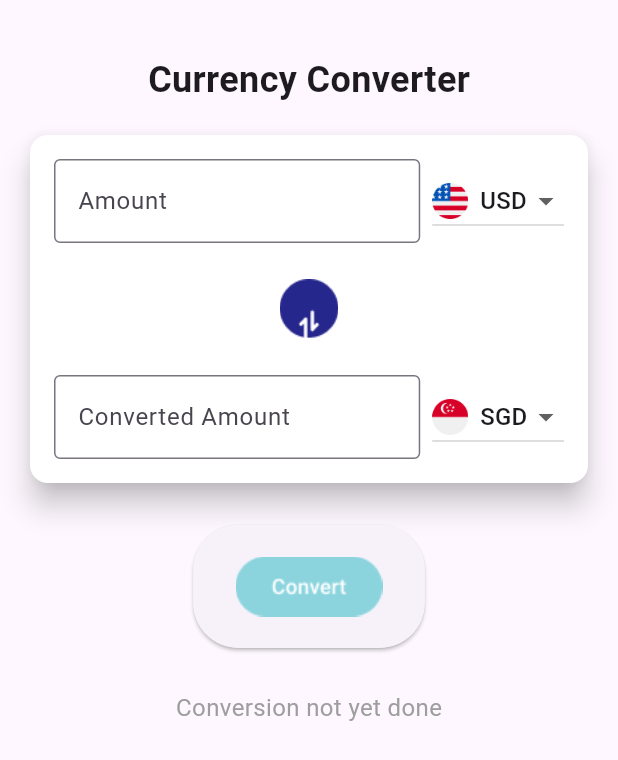
After one commit to safeTravel-IA/SafeTravelFrontEnd, a Flutter app: the CurrencyConverter screen opened directly, on a phone screen of 412 x 824 dp. The commit adds this screen. Shown: the top 760 px of the screen. Run offline on Flutter 3.47's test engine with Material 3 defaults, Android fonts, the phone set to English and light mode, and no system bars; our stand-ins replace dio, flutter_map, geolocator, get, image_picker, latlong2 and 2 more; accounts and stored records are empty.

Commit message:
conversion of currencies and translation added

```diff
--- /dev/null
+++ b/lib/pages/currency_convertor.dart
@@ -0,0 +1,232 @@
+import 'package:flutter/material.dart';
+import 'package:provider/provider.dart';
+import 'package:shared_preferences/shared_preferences.dart';
+import 'package:safetravelfrontend/providers/user_provider.dart';
+
+class CurrencyConverter extends StatefulWidget {
+  @override
+  _CurrencyConverterState createState() => _CurrencyConverterState();
+}
+
+class _CurrencyConverterState extends State<CurrencyConverter> {
+  final TextEditingController _amountController = TextEditingController();
+  String _fromCurrency = 'USD';
+  String _toCurrency = 'SGD';
+  String? _convertedAmount;
+
+  @override
+  void initState() {
+    super.initState();
+    _loadCurrencyPreferences();
+  }
+
+  // Load saved currency preferences
+  Future<void> _loadCurrencyPreferences() async {
+    SharedPreferences prefs = await SharedPreferences.getInstance();
+    setState(() {
+      _fromCurrency = prefs.getString('fromCurrency') ?? 'USD';
+      _toCurrency = prefs.getString('toCurrency') ?? 'SGD';
+    });
+  }
+
+  // Save currency preferences
+  Future<void> _saveCurrencyPreferences() async {
+    SharedPreferences prefs = await SharedPreferences.getInstance();
+    await prefs.setString('fromCurrency', _fromCurrency);
+    await prefs.setString('toCurrency', _toCurrency);
+  }
+
+  // Swap from and to currencies
+  void _swapCurrencies() {
+    setState(() {
+      String temp = _fromCurrency;
+      _fromCurrency = _toCurrency;
+      _toCurrency = temp;
+      _saveCurrencyPreferences();
+    });
+  }
+
+  // Convert currency and update the UI
+  void _convertCurrency() async {
+    final userProvider = Provider.of<UserProvider>(context, listen: false);
+    double amount = double.parse(_amountController.text);
+
+    var response = await userProvider.convertCurrency(
+      amount: amount,
+      fromCurrency: _fromCurrency,
+      toCurrency: _toCurrency,
+    );
+
+    setState(() {
+      if (response.containsKey('error')) {
+        _convertedAmount = 'Error: ${response['error']}';
+      } else {
+        _convertedAmount = response['convertedAmount'].toString();
+      }
+    });
+  }
+
+  @override
+  Widget build(BuildContext context) {
+    return Scaffold(
+      body: SafeArea(
+        child: SingleChildScrollView(
+          child: Padding(
+            padding: EdgeInsets.all(16.0),
+            child: Column(
+              children: [
+                SizedBox(height: 20),
+                Text(
+                  'Currency Converter',
+                  style: TextStyle(
+                    fontSize: 24,
+                    fontWeight: FontWeight.bold,
+                  ),
+                ),
+                SizedBox(height: 16),
+                Card(
+                  color: Colors.white,
+                  elevation: 8.0,
+                  shape: RoundedRectangleBorder(
+                    borderRadius: BorderRadius.circular(12.0),
+                  ),
+                  child: Padding(
+                    padding: EdgeInsets.all(16.0),
+                    child: Column(
+                      children: [
+                        // Amount Input and From Currency Dropdown
+                        Row(
+                          children: [
+                            Expanded(
+                              child: TextField(
+                                controller: _amountController,
+                                keyboardType: TextInputType.number,
+                                decoration: InputDecoration(
+                                  labelText: 'Amount',
+                                  border: OutlineInputBorder(),
+                                ),
+                              ),
+                            ),
+                            SizedBox(width: 8),
+                            DropdownButton<String>(
+                              value: _fromCurrency,
+                              onChanged: (String? newValue) {
+                                setState(() {
+                                  _fromCurrency = newValue!;
+                                  _saveCurrencyPreferences();
+                                });
+                              },
+                              items: <String>[
+                                'USD', 'SGD', 'EUR', 'GBP', 'JPY', 'AUD'
+                              ].map<DropdownMenuItem<String>>((String value) {
+                                return DropdownMenuItem<String>(
+                                  value: value,
+                                  child: Row(
+                                    children: [
+                                      Image.asset(
+                                        'assets/images/${value.toLowerCase()}_flag.png',
+                                        width: 24,
+                                        height: 24,
+                                      ),
+                                      SizedBox(width: 8),
+                                      Text(value),
+                                    ],
+                                  ),
+                                );
+                              }).toList(),
+                            ),
+                          ],
+                        ),
+                        SizedBox(height: 16),
+                        // Convert Switch Icon
+                        IconButton(
+                          icon: Image.asset(
+                            'assets/images/replace.png',
+                            width: 40,
+                            height: 40,
+                          ),
+                          onPressed: _swapCurrencies,
+                        ),
+                        SizedBox(height: 16),
+                        // Converted Amount and To Currency Dropdown
+                        Row(
+                          children: [
+                            Expanded(
+                              child: TextField(
+                                readOnly: true,
+                                decoration: InputDecoration(
+                                  labelText: 'Converted Amount',
+                                  border: OutlineInputBorder(),
+                                  hintText: _convertedAmount ?? '0.00',
+                                ),
+                              ),
+                            ),
+                            SizedBox(width: 8),
+                            DropdownButton<String>(
+                              value: _toCurrency,
+                              onChanged: (String? newValue) {
+                                setState(() {
+                                  _toCurrency = newValue!;
+                                  _saveCurrencyPreferences();
+                                });
+                              },
+                              items: <String>[
+                                'USD', 'SGD', 'EUR', 'GBP', 'JPY', 'AUD'
+                              ].map<DropdownMenuItem<String>>((String value) {
+                                return DropdownMenuItem<String>(
+                                  value: value,
+                                  child: Row(
+                                    children: [
+                                      Image.asset(
+                                        'assets/images/${value.toLowerCase()}_flag.png',
+                                        width: 24,
+                                        height: 24,
+                                      ),
+                                      SizedBox(width: 8),
+                                      Text(value),
+                                    ],
+                                  ),
+                                );
+                              }).toList(),
+                            ),
+                          ],
+                        ),
+                      ],
+                    ),
+                  ),
+                ),
+                SizedBox(height: 24),
+                ElevatedButton(
+                  onPressed: _convertCurrency,
+                  style: ElevatedButton.styleFrom(
+                    padding: EdgeInsets.all(16.0),
+                    shape: RoundedRectangleBorder(
+                      borderRadius: BorderRadius.circular(30.0),
+                    ),
+                  ),
+                  child: Image.asset(
+                    'assets/images/convert.png',
+                    height: 50,
+                  ),
+                ),
+                SizedBox(height: 20),
+                Padding(
+                  padding: const EdgeInsets.symmetric(vertical: 8.0),
+                  child: Text(
+                    _convertedAmount != null
+                        ? 'Converted Amount: $_convertedAmount'
+                        : 'Conversion not yet done',
+                    style: TextStyle(
+                      fontSize: 16,
+                      color: Colors.grey,
+                    ),
+                  ),
+                ),
+              ],
+            ),
+          ),
+        ),
+      ),
+    );
+  }
+}
```
Also changed, not shown: lib/pages/home_page.dart (+9 -1 lines), lib/pages/translation_screen.dart (added, +244 -0 lines), lib/providers/user_provider.dart (+94 -1 lines), lib/services/user_apiservice.dart (+71 -0 lines), assets/images/ar-sa.png (added), assets/images/aud_flag.png (added), assets/images/de.png (added), assets/images/en.png (added), assets/images/es.png (added), assets/images/eur_flag.png (added), assets/images/fr.png (added), assets/images/gbp_flag.png (added), assets/images/jpy_flag.png (added), assets/images/no.png (added), 5 more files.
